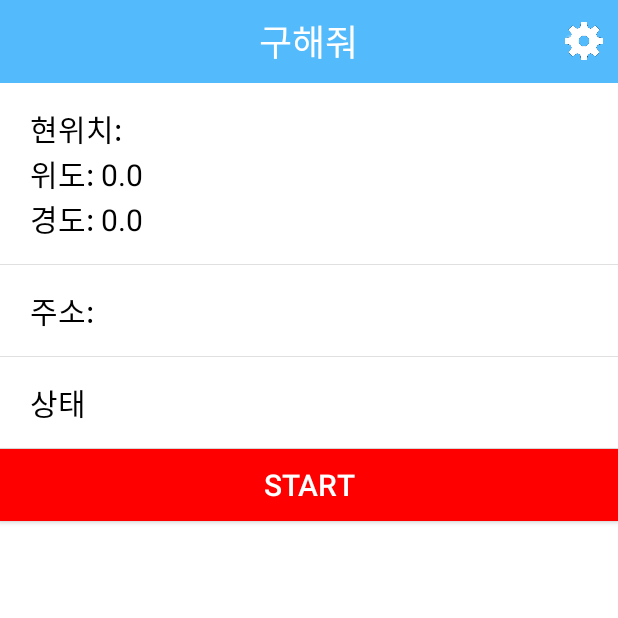
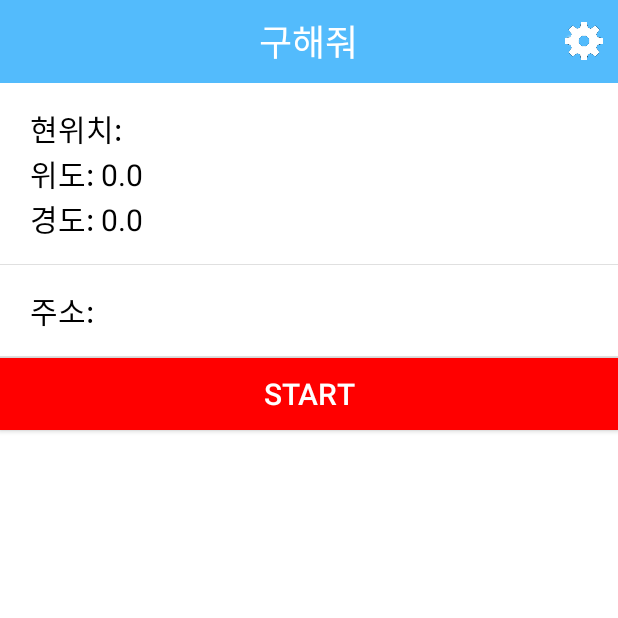
Before and after one commit to mtsealove/SaveMe, an Android app: the screen it shows after launch (MainActivity), on a phone screen of 412 x 824 dp, the top half of it. Run offline under Robolectric (Android 15) with nearby library versions, the light colour scheme and no system bars; libraries missing offline, so code that uses them is left out: com.gun0912.tedpermission; 3 statements that could not run were skipped.

Commit message:
약간 수정

```diff
--- a/app/src/main/java/kr/ac/gachon/www/SaveMe/MainActivity.java
+++ b/app/src/main/java/kr/ac/gachon/www/SaveMe/MainActivity.java
@@ -41,7 +41,6 @@ public class MainActivity extends AppCompatActivity {
         //뷰 매칭
         locationTv = findViewById(R.id.locationTv);
         addressTv=findViewById(R.id.addressTv);
-        statusTv=findViewById(R.id.statusTv);
         StartStopBtn = findViewById(R.id.start_stopBtn);
         settingBtn = findViewById(R.id.settingBtn);
 
--- a/app/src/main/res/layout/activity_main.xml
+++ b/app/src/main/res/layout/activity_main.xml
@@ -62,16 +62,6 @@
         android:layout_height="0.67dp"
         android:background="@color/gray" />
 
-    <TextView
-        android:paddingHorizontal="20dp"
-        android:paddingVertical="15dp"
-        android:text="상태"
-        android:id="@+id/statusTv"
-        android:layout_width="wrap_content"
-        android:layout_height="wrap_content"
-        android:textSize="20sp"
-        android:textColor="@color/black"/>
-
     <View
         android:layout_width="match_parent"
         android:layout_height="0.67dp"
```
